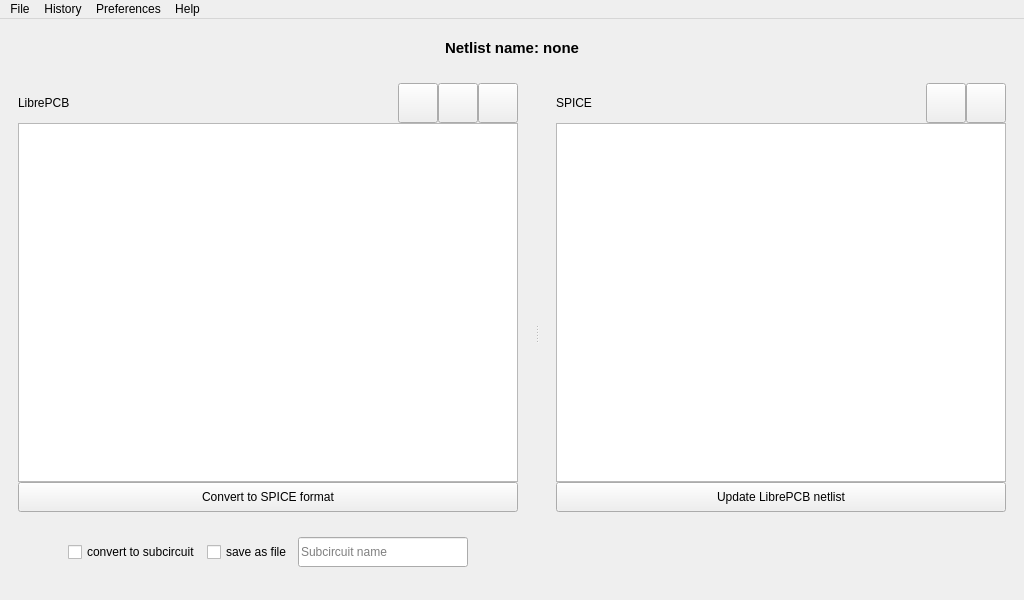
Before: the Qt Designer form ui/mainwindow.ui in SirBlaz333/L2Spice, drawn with Qt 5.
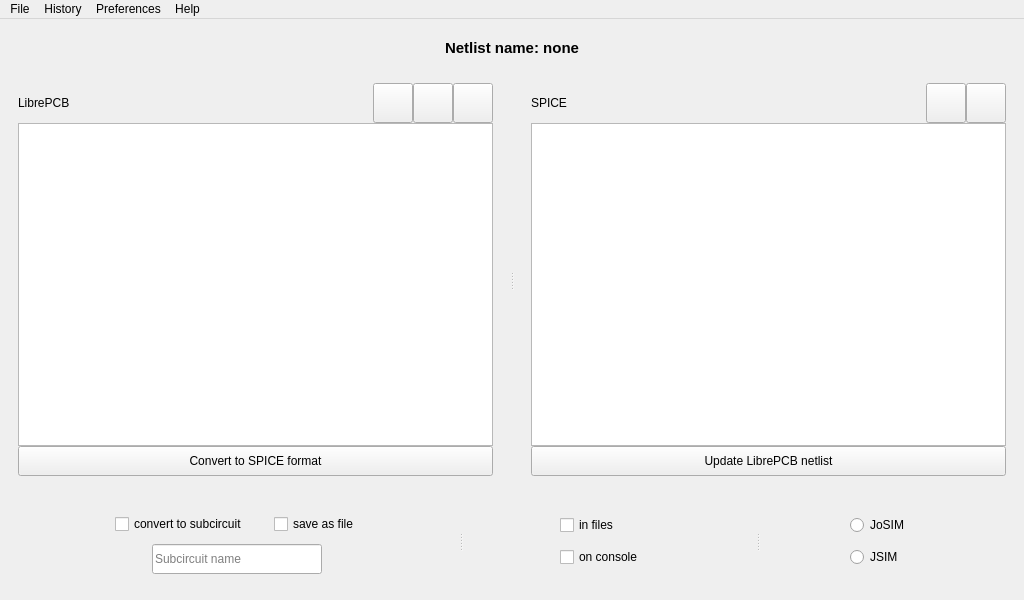
After: the same form once the commit is applied. Icons and pictures are not drawn. Custom widgets are drawn as their Qt base class.

Commit message: Add 2 panels to display parameters for output and version conversion

The edit to the form file:
```diff
--- a/ui/mainwindow.ui
+++ b/ui/mainwindow.ui
@@ -55,6 +55,369 @@
     <string notr="true"/>
    </property>
    <layout class="QGridLayout" name="gridLayout">
+    <item row="2" column="0">
+     <widget class="QWidget" name="conversionParametersWidget" native="true">
+      <property name="sizePolicy">
+       <sizepolicy hsizetype="MinimumExpanding" vsizetype="Fixed">
+        <horstretch>0</horstretch>
+        <verstretch>0</verstretch>
+       </sizepolicy>
+      </property>
+      <property name="minimumSize">
+       <size>
+        <width>0</width>
+        <height>100</height>
+       </size>
+      </property>
+      <property name="maximumSize">
+       <size>
+        <width>16777215</width>
+        <height>100</height>
+       </size>
+      </property>
+      <layout class="QHBoxLayout" name="horizontalLayout">
+       <item>
+        <widget class="QSplitter" name="splitter_2">
+         <property name="orientation">
+          <enum>Qt::Horizontal</enum>
+         </property>
+         <property name="handleWidth">
+          <number>10</number>
+         </property>
+         <property name="childrenCollapsible">
+          <bool>false</bool>
+         </property>
+         <widget class="QFrame" name="subcircuitFrame">
+          <layout class="QVBoxLayout" name="verticalLayout_3">
+           <item>
+            <layout class="QHBoxLayout" name="horizontalLayout_3">
+             <item>
+              <spacer name="horizontalSpacer_5">
+               <property name="orientation">
+                <enum>Qt::Horizontal</enum>
+               </property>
+               <property name="sizeHint" stdset="0">
+                <size>
+                 <width>20</width>
+                 <height>20</height>
+                </size>
+               </property>
+              </spacer>
+             </item>
+             <item alignment="Qt::AlignRight">
+              <widget class="QCheckBox" name="subcircuitCheckBox">
+               <property name="sizePolicy">
+                <sizepolicy hsizetype="Expanding" vsizetype="Fixed">
+                 <horstretch>0</horstretch>
+                 <verstretch>0</verstretch>
+                </sizepolicy>
+               </property>
+               <property name="minimumSize">
+                <size>
+                 <width>0</width>
+                 <height>30</height>
+                </size>
+               </property>
+               <property name="text">
+                <string>convert to subcircuit</string>
+               </property>
+               <property name="tristate">
+                <bool>false</bool>
+               </property>
+              </widget>
+             </item>
+             <item>
+              <spacer name="horizontalSpacer_3">
+               <property name="orientation">
+                <enum>Qt::Horizontal</enum>
+               </property>
+               <property name="sizeType">
+                <enum>QSizePolicy::Fixed</enum>
+               </property>
+               <property name="sizeHint" stdset="0">
+                <size>
+                 <width>20</width>
+                 <height>20</height>
+                </size>
+               </property>
+              </spacer>
+             </item>
+             <item alignment="Qt::AlignRight">
+              <widget class="QCheckBox" name="subcircuitSaveCheckbox">
+               <property name="sizePolicy">
+                <sizepolicy hsizetype="Expanding" vsizetype="Fixed">
+                 <horstretch>0</horstretch>
+                 <verstretch>0</verstretch>
+                </sizepolicy>
+               </property>
+               <property name="minimumSize">
+                <size>
+                 <width>0</width>
+                 <height>30</height>
+                </size>
+               </property>
+               <property name="text">
+                <string>save as file</string>
+               </property>
+              </widget>
+             </item>
+             <item>
+              <spacer name="horizontalSpacer_6">
+               <property name="orientation">
+                <enum>Qt::Horizontal</enum>
+               </property>
+               <property name="sizeHint" stdset="0">
+                <size>
+                 <width>20</width>
+                 <height>20</height>
+                </size>
+               </property>
+              </spacer>
+             </item>
+            </layout>
+           </item>
+           <item>
+            <layout class="QHBoxLayout" name="horizontalLayout_9">
+             <item>
+              <spacer name="horizontalSpacer_12">
+               <property name="orientation">
+                <enum>Qt::Horizontal</enum>
+               </property>
+               <property name="sizeHint" stdset="0">
+                <size>
+                 <width>40</width>
+                 <height>20</height>
+                </size>
+               </property>
+              </spacer>
+             </item>
+             <item>
+              <widget class="QLineEdit" name="subcircuitNameLineEdit">
+               <property name="minimumSize">
+                <size>
+                 <width>170</width>
+                 <height>30</height>
+                </size>
+               </property>
+               <property name="maximumSize">
+                <size>
+                 <width>250</width>
+                 <height>30</height>
+                </size>
+               </property>
+               <property name="maxLength">
+                <number>50</number>
+               </property>
+               <property name="dragEnabled">
+                <bool>true</bool>
+               </property>
+               <property name="placeholderText">
+                <string>Subcircuit name</string>
+               </property>
+              </widget>
+             </item>
+             <item>
+              <spacer name="horizontalSpacer_13">
+               <property name="orientation">
+                <enum>Qt::Horizontal</enum>
+               </property>
+               <property name="sizeHint" stdset="0">
+                <size>
+                 <width>40</width>
+                 <height>20</height>
+                </size>
+               </property>
+              </spacer>
+             </item>
+            </layout>
+           </item>
+          </layout>
+         </widget>
+         <widget class="QFrame" name="outputFrame">
+          <layout class="QVBoxLayout" name="verticalLayout_5">
+           <item>
+            <layout class="QHBoxLayout" name="horizontalLayout_2">
+             <item>
+              <spacer name="horizontalSpacer">
+               <property name="orientation">
+                <enum>Qt::Horizontal</enum>
+               </property>
+               <property name="sizeHint" stdset="0">
+                <size>
+                 <width>40</width>
+                 <height>20</height>
+                </size>
+               </property>
+              </spacer>
+             </item>
+             <item>
+              <widget class="QCheckBox" name="writeOutputInFilesCheckbox">
+               <property name="minimumSize">
+                <size>
+                 <width>100</width>
+                 <height>0</height>
+                </size>
+               </property>
+               <property name="text">
+                <string>in files</string>
+               </property>
+              </widget>
+             </item>
+             <item>
+              <spacer name="horizontalSpacer_2">
+               <property name="orientation">
+                <enum>Qt::Horizontal</enum>
+               </property>
+               <property name="sizeHint" stdset="0">
+                <size>
+                 <width>40</width>
+                 <height>20</height>
+                </size>
+               </property>
+              </spacer>
+             </item>
+            </layout>
+           </item>
+           <item>
+            <layout class="QHBoxLayout" name="horizontalLayout_4">
+             <item>
+              <spacer name="horizontalSpacer_4">
+               <property name="orientation">
+                <enum>Qt::Horizontal</enum>
+               </property>
+               <property name="sizeHint" stdset="0">
+                <size>
+                 <width>40</width>
+                 <height>20</height>
+                </size>
+               </property>
+              </spacer>
+             </item>
+             <item>
+              <widget class="QCheckBox" name="writeOutputInConsoleCheckbox">
+               <property name="minimumSize">
+                <size>
+                 <width>100</width>
+                 <height>0</height>
+                </size>
+               </property>
+               <property name="text">
+                <string>on console</string>
+               </property>
+              </widget>
+             </item>
+             <item>
+              <spacer name="horizontalSpacer_7">
+               <property name="orientation">
+                <enum>Qt::Horizontal</enum>
+               </property>
+               <property name="sizeHint" stdset="0">
+                <size>
+                 <width>40</width>
+                 <height>20</height>
+                </size>
+               </property>
+              </spacer>
+             </item>
+            </layout>
+           </item>
+          </layout>
+         </widget>
+         <widget class="QFrame" name="versionFrame">
+          <layout class="QVBoxLayout" name="verticalLayout_6">
+           <item>
+            <layout class="QHBoxLayout" name="horizontalLayout_7">
+             <item>
+              <spacer name="horizontalSpacer_8">
+               <property name="orientation">
+                <enum>Qt::Horizontal</enum>
+               </property>
+               <property name="sizeHint" stdset="0">
+                <size>
+                 <width>40</width>
+                 <height>20</height>
+                </size>
+               </property>
+              </spacer>
+             </item>
+             <item>
+              <widget class="QRadioButton" name="josimRadioButton">
+               <property name="minimumSize">
+                <size>
+                 <width>70</width>
+                 <height>0</height>
+                </size>
+               </property>
+               <property name="text">
+                <string>JoSIM</string>
+               </property>
+              </widget>
+             </item>
+             <item>
+              <spacer name="horizontalSpacer_9">
+               <property name="orientation">
+                <enum>Qt::Horizontal</enum>
+               </property>
+               <property name="sizeHint" stdset="0">
+                <size>
+                 <width>40</width>
+                 <height>20</height>
+                </size>
+               </property>
+              </spacer>
+             </item>
+            </layout>
+           </item>
+           <item>
+            <layout class="QHBoxLayout" name="horizontalLayout_8">
+             <item>
+              <spacer name="horizontalSpacer_10">
+               <property name="orientation">
+                <enum>Qt::Horizontal</enum>
+               </property>
+               <property name="sizeHint" stdset="0">
+                <size>
+                 <width>40</width>
+                 <height>20</height>
+                </size>
+               </property>
+              </spacer>
+             </item>
+             <item>
+              <widget class="QRadioButton" name="jsimRadioButton">
+               <property name="minimumSize">
+                <size>
+                 <width>70</width>
+                 <height>0</height>
+                </size>
+               </property>
+               <property name="text">
+                <string>JSIM</string>
+               </property>
+              </widget>
+             </item>
+             <item>
+              <spacer name="horizontalSpacer_11">
+               <property name="orientation">
+                <enum>Qt::Horizontal</enum>
+               </property>
+               <property name="sizeHint" stdset="0">
+                <size>
+                 <width>40</width>
+                 <height>20</height>
+                </size>
+               </property>
+              </spacer>
+             </item>
+            </layout>
+           </item>
+          </layout>
+         </widget>
+        </widget>
+       </item>
+      </layout>
+     </widget>
+    </item>
     <item row="0" column="0" alignment="Qt::AlignHCenter">
      <widget class="QLabel" name="netlistNameLabel">
       <property name="minimumSize">
@@ -280,128 +643,6 @@
           </property>
          </widget>
         </item>
-        <item>
-         <widget class="QFrame" name="horizontalFrame">
-          <property name="sizePolicy">
-           <sizepolicy hsizetype="MinimumExpanding" vsizetype="Preferred">
-            <horstretch>0</horstretch>
-            <verstretch>0</verstretch>
-           </sizepolicy>
-          </property>
-          <property name="minimumSize">
-           <size>
-            <width>500</width>
-            <height>70</height>
-           </size>
-          </property>
-          <property name="maximumSize">
-           <size>
-            <width>16777215</width>
-            <height>70</height>
-           </size>
-          </property>
-          <layout class="QHBoxLayout" name="horizontalLayout_2">
-           <property name="topMargin">
-            <number>20</number>
-           </property>
-           <property name="bottomMargin">
-            <number>10</number>
-           </property>
-           <item>
-            <spacer name="horizontalSpacer">
-             <property name="orientation">
-              <enum>Qt::Horizontal</enum>
-             </property>
-             <property name="sizeHint" stdset="0">
-              <size>
-               <width>40</width>
-               <height>20</height>
-              </size>
-             </property>
-            </spacer>
-           </item>
-           <item>
-            <widget class="QCheckBox" name="subcircuitCheckBox">
-             <property name="sizePolicy">
-              <sizepolicy hsizetype="Expanding" vsizetype="Fixed">
-               <horstretch>0</horstretch>
-               <verstretch>0</verstretch>
-              </sizepolicy>
-             </property>
-             <property name="minimumSize">
-              <size>
-               <width>0</width>
-               <height>30</height>
-              </size>
-             </property>
-             <property name="text">
-              <string>convert to subcircuit</string>
-             </property>
-             <property name="tristate">
-              <bool>false</bool>
-             </property>
-            </widget>
-           </item>
-           <item>
-            <widget class="QCheckBox" name="subcircuitSaveCheckbox">
-             <property name="sizePolicy">
-              <sizepolicy hsizetype="Expanding" vsizetype="Fixed">
-               <horstretch>0</horstretch>
-               <verstretch>0</verstretch>
-              </sizepolicy>
-             </property>
-             <property name="minimumSize">
-              <size>
-               <width>0</width>
-               <height>30</height>
-              </size>
-             </property>
-             <property name="text">
-              <string>save as file</string>
-             </property>
-            </widget>
-           </item>
-           <item>
-            <widget class="QLineEdit" name="subcircuitNameLineEdit">
-             <property name="minimumSize">
-              <size>
-               <width>170</width>
-               <height>30</height>
-              </size>
-             </property>
-             <property name="maximumSize">
-              <size>
-               <width>250</width>
-               <height>30</height>
-              </size>
-             </property>
-             <property name="maxLength">
-              <number>50</number>
-             </property>
-             <property name="dragEnabled">
-              <bool>true</bool>
-             </property>
-             <property name="placeholderText">
-              <string>Subcircuit name</string>
-             </property>
-            </widget>
-           </item>
-           <item>
-            <spacer name="horizontalSpacer_4">
-             <property name="orientation">
-              <enum>Qt::Horizontal</enum>
-             </property>
-             <property name="sizeHint" stdset="0">
-              <size>
-               <width>40</width>
-               <height>20</height>
-              </size>
-             </property>
-            </spacer>
-           </item>
-          </layout>
-         </widget>
-        </item>
        </layout>
       </widget>
       <widget class="QFrame" name="spiceFrame">
@@ -543,19 +784,6 @@
           </property>
          </widget>
         </item>
-        <item>
-         <spacer name="horizontalSpacer_2">
-          <property name="orientation">
-           <enum>Qt::Horizontal</enum>
-          </property>
-          <property name="sizeHint" stdset="0">
-           <size>
-            <width>500</width>
-            <height>70</height>
-           </size>
-          </property>
-         </spacer>
-        </item>
        </layout>
       </widget>
      </widget>
```
The commit also changes 5 other files.
